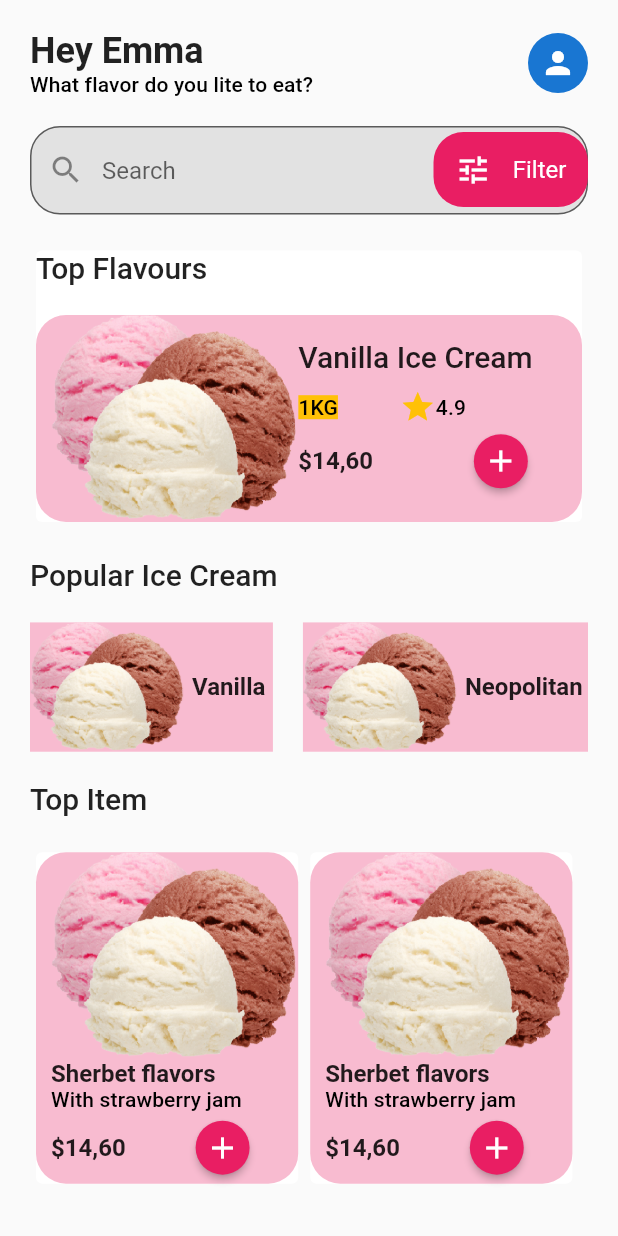
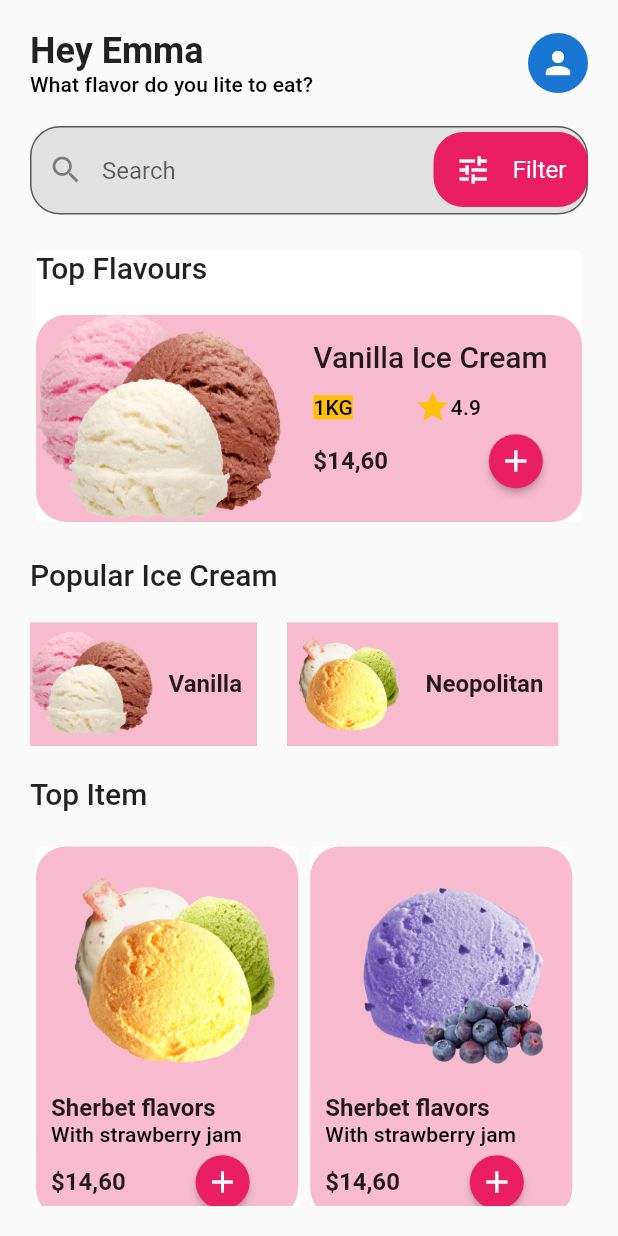
Before and after one commit to yakupbilgen/ice-cream-shop-ui, a Flutter app: the screen it shows after launch, on a phone screen of 412 x 824 dp. Run offline on Flutter 3.47's test engine with Material 2 defaults, Android fonts, the light colour scheme and no system bars.

Commit message:
UI finished

```diff
--- a/lib/widget/homepage/popular_ice_cream.dart
+++ b/lib/widget/homepage/popular_ice_cream.dart
@@ -20,10 +20,11 @@ class PopularIceCreamWidget extends StatelessWidget {
           child: Row(
             children: [
               SizedBox(
-                width: deviceSize.width / 4,
+                width: deviceSize.width * 0.2,
+                height: deviceSize.height * 0.1,
                 child: Image.asset(imagePath),
               ),
-              const SizedBox(width: 5),
+              const SizedBox(width: AppConstant.defaultWidthMin),
               Text(
                 iceCreamTitle,
                 style: Theme.of(context)
@@ -31,7 +32,7 @@ class PopularIceCreamWidget extends StatelessWidget {
                     .subtitle1
                     ?.copyWith(fontWeight: FontWeight.bold),
               ),
-              const SizedBox(width: 5),
+              const SizedBox(width: AppConstant.defaultWidthMin),
             ],
           ),
         ),
@@ -44,6 +45,9 @@ class PopularIceCreamWidget extends StatelessWidget {
 }
 
 String vanillaIceCream = 'assets/images/ice_cream/vanilla.png';
+String iceCreamTwo = 'assets/images/ice_cream/2.png';
+String iceCreamThree = 'assets/images/ice_cream/3.png';
+String iceCreamFour = 'assets/images/ice_cream/4.png';
 
 class PopularIceCreamCard extends StatelessWidget {
   const PopularIceCreamCard({Key? key}) : super(key: key);
@@ -66,13 +70,13 @@ class PopularIceCreamCard extends StatelessWidget {
                   imagePath: vanillaIceCream,
                   iceCreamTitle: TextConstant.vanilla),
               PopularIceCreamWidget(
-                  imagePath: vanillaIceCream,
+                  imagePath: iceCreamTwo,
                   iceCreamTitle: TextConstant.neopolitan),
               PopularIceCreamWidget(
-                  imagePath: vanillaIceCream,
+                  imagePath: iceCreamThree,
                   iceCreamTitle: TextConstant.chocolate),
               PopularIceCreamWidget(
-                  imagePath: vanillaIceCream,
+                  imagePath: iceCreamFour,
                   iceCreamTitle: TextConstant.strawberry),
               PopularIceCreamWidget(
                   imagePath: vanillaIceCream,
--- a/lib/widget/homepage/top_flavours.dart
+++ b/lib/widget/homepage/top_flavours.dart
@@ -30,6 +30,7 @@ class TopFlavoursCard extends StatelessWidget {
                   width: deviceSize.width * 0.4,
                   child: Image.asset(vanillaIceCream),
                 ),
+                const SizedBox(width: AppConstant.defaultWidth),
                 Column(
                   crossAxisAlignment: CrossAxisAlignment.start,
                   children: [
--- a/lib/widget/homepage/top_item.dart
+++ b/lib/widget/homepage/top_item.dart
@@ -4,7 +4,8 @@ import '../../constant/app_constant.dart';
 import '../../screen/ice_cream_detail.dart';
 import '../../constant/text_constant.dart';
 
-String vanillaIceCream = 'assets/images/ice_cream/vanilla.png';
+String iceCreamOne = 'assets/images/ice_cream/2.png';
+String iceCreamTwo = 'assets/images/ice_cream/3.png';
 
 class TopItemCard extends StatelessWidget {
   const TopItemCard({Key? key}) : super(key: key);
@@ -24,8 +25,8 @@ class TopItemCard extends StatelessWidget {
           scrollDirection: Axis.horizontal,
           child: Row(
             children: [
-              cardItem(context, deviceSize),
-              cardItem(context, deviceSize),
+              cardItem(context, deviceSize, iceCreamOne),
+              cardItem(context, deviceSize, iceCreamTwo),
             ],
           ),
         ),
@@ -34,7 +35,7 @@ class TopItemCard extends StatelessWidget {
   }
 }
 
-Widget cardItem(BuildContext context, Size deviceSize) {
+Widget cardItem(BuildContext context, Size deviceSize, iceCreamImage) {
   return Card(
     elevation: 0,
     child: Container(
@@ -50,7 +51,7 @@ Widget cardItem(BuildContext context, Size deviceSize) {
         crossAxisAlignment: CrossAxisAlignment.start,
         children: [
           Image.asset(
-            vanillaIceCream,
+            iceCreamImage,
             width: deviceSize.width * 0.4,
           ),
           const SizedBox(width: AppConstant.defaultHeightMin),
```
